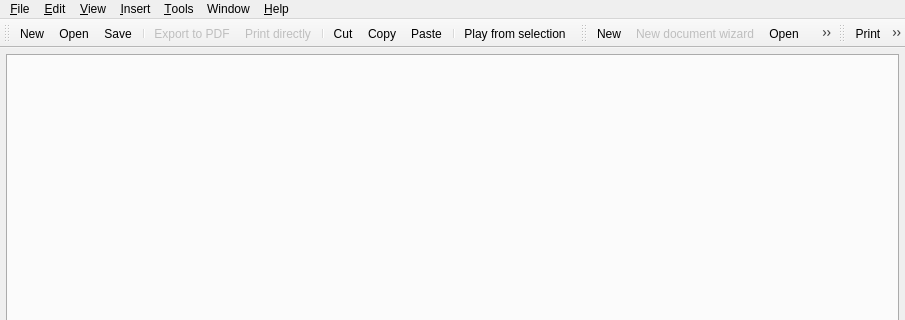
canorusmusic/canorus, file src/ui/mainwin.ui: the form before one commit; both pictures show x 0 to 905 and y 0 to 320 of the 905 by 660 pixel window.
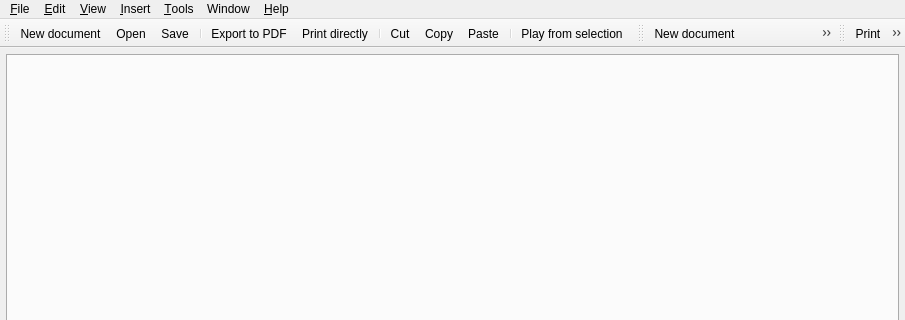
The form after the commit. Icons and pictures are not drawn.

```diff
--- a/src/ui/mainwin.ui
+++ b/src/ui/mainwin.ui
@@ -193,6 +193,14 @@
   </widget>
   <widget class="QStatusBar" name="uiStatusBarWidget" />
   <widget class="QToolBar" name="uiStandardToolBar" >
+   <property name="geometry" >
+    <rect>
+     <x>0</x>
+     <y>22</y>
+     <width>413</width>
+     <height>34</height>
+    </rect>
+   </property>
    <property name="windowTitle" >
     <string>Standard ToolBar</string>
    </property>
@@ -219,6 +227,14 @@
    <addaction name="uiPlayFromSelection" />
   </widget>
   <widget class="QToolBar" name="uiFileToolBar" >
+   <property name="geometry" >
+    <rect>
+     <x>413</x>
+     <y>22</y>
+     <width>280</width>
+     <height>34</height>
+    </rect>
+   </property>
    <property name="windowTitle" >
     <string>File ToolBar</string>
    </property>
@@ -279,7 +295,7 @@
      <normaloff>images/general/filenew.png</normaloff>images/general/filenew.png</iconset>
    </property>
    <property name="text" >
-    <string>&amp;New</string>
+    <string>&amp;New document</string>
    </property>
    <property name="shortcut" >
     <string>Ctrl+N</string>
@@ -718,7 +734,7 @@
   </action>
   <action name="uiPrintDirectly" >
    <property name="enabled" >
-    <bool>false</bool>
+    <bool>true</bool>
    </property>
    <property name="icon" >
     <iconset>
@@ -732,9 +748,6 @@
    </property>
   </action>
   <action name="uiExportToPdf" >
-   <property name="enabled" >
-    <bool>false</bool>
-   </property>
    <property name="icon" >
     <iconset>
      <normaloff>images/general/pdf.png</normaloff>images/general/pdf.png</iconset>
```
Left out of the diff: 29 changed lines with no effect on the pictures.
